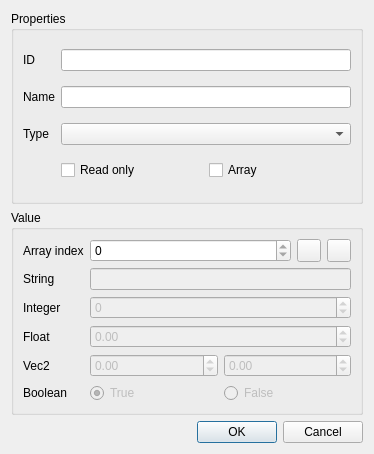
ensisoft/detonator, file editor/gui/dlgscriptvar.ui: the form before one commit.
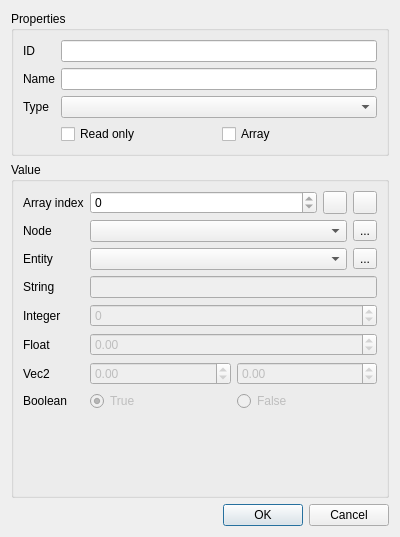
The form after the commit. Icons and pictures are not drawn.

Diff of the .ui file:
```diff
--- a/editor/gui/dlgscriptvar.ui
+++ b/editor/gui/dlgscriptvar.ui
@@ -6,10 +6,16 @@
    <rect>
     <x>0</x>
     <y>0</y>
-    <width>374</width>
-    <height>454</height>
+    <width>400</width>
+    <height>537</height>
    </rect>
   </property>
+  <property name="minimumSize">
+   <size>
+    <width>400</width>
+    <height>0</height>
+   </size>
+  </property>
   <property name="windowTitle">
    <string>Script Variable</string>
   </property>
@@ -81,20 +87,137 @@
       <string>Value</string>
      </property>
      <layout class="QGridLayout" name="gridLayout">
+      <item row="0" column="2">
+       <layout class="QHBoxLayout" name="horizontalLayout_3">
+        <item>
+         <widget class="QSpinBox" name="index">
+          <property name="maximum">
+           <number>0</number>
+          </property>
+         </widget>
+        </item>
+        <item>
+         <widget class="QToolButton" name="btnAdd">
+          <property name="text">
+           <string/>
+          </property>
+          <property name="icon">
+           <iconset resource="../resource/resource.qrc">
+            <normaloff>:/16x16_ico_png/add.png</normaloff>:/16x16_ico_png/add.png</iconset>
+          </property>
+         </widget>
+        </item>
+        <item>
+         <widget class="QToolButton" name="btnDel">
+          <property name="text">
+           <string/>
+          </property>
+          <property name="icon">
+           <iconset resource="../resource/resource.qrc">
+            <normaloff>:/16x16_ico_png/delete.png</normaloff>:/16x16_ico_png/delete.png</iconset>
+          </property>
+         </widget>
+        </item>
+       </layout>
+      </item>
+      <item row="3" column="2">
+       <widget class="QLineEdit" name="strValue">
+        <property name="enabled">
+         <bool>false</bool>
+        </property>
+       </widget>
+      </item>
+      <item row="1" column="0">
+       <widget class="QLabel" name="lblEntityNode">
+        <property name="text">
+         <string>Node</string>
+        </property>
+       </widget>
+      </item>
+      <item row="2" column="0">
+       <widget class="QLabel" name="lblEntity">
+        <property name="text">
+         <string>Entity</string>
+        </property>
+       </widget>
+      </item>
+      <item row="7" column="0">
+       <widget class="QLabel" name="lblBool">
+        <property name="text">
+         <string>Boolean</string>
+        </property>
+       </widget>
+      </item>
+      <item row="0" column="0">
+       <widget class="QLabel" name="lblIndex">
+        <property name="text">
+         <string>Array index</string>
+        </property>
+       </widget>
+      </item>
       <item row="4" column="0">
+       <widget class="QLabel" name="lblInteger">
+        <property name="text">
+         <string>Integer</string>
+        </property>
+       </widget>
+      </item>
+      <item row="3" column="0">
+       <widget class="QLabel" name="lblString">
+        <property name="text">
+         <string>String</string>
+        </property>
+       </widget>
+      </item>
+      <item row="6" column="0">
        <widget class="QLabel" name="lblVec2">
         <property name="text">
          <string>Vec2</string>
         </property>
        </widget>
       </item>
+      <item row="5" column="0">
+       <widget class="QLabel" name="lblFloat">
+        <property name="text">
+         <string>Float</string>
+        </property>
+       </widget>
+      </item>
       <item row="5" column="2">
+       <widget class="QDoubleSpinBox" name="floatValue">
+        <property name="enabled">
+         <bool>false</bool>
+        </property>
+        <property name="sizePolicy">
+         <sizepolicy hsizetype="Expanding" vsizetype="Fixed">
+          <horstretch>0</horstretch>
+          <verstretch>0</verstretch>
+         </sizepolicy>
+        </property>
+        <property name="minimum">
+         <double>-1000000.000000000000000</double>
+        </property>
+        <property name="maximum">
+         <double>1000000.000000000000000</double>
+        </property>
+        <property name="stepType">
+         <enum>QAbstractSpinBox::AdaptiveDecimalStepType</enum>
+        </property>
+       </widget>
+      </item>
+      <item row="7" column="2">
        <layout class="QHBoxLayout" name="horizontalLayout_5">
         <item>
          <widget class="QRadioButton" name="boolValueTrue">
           <property name="enabled">
            <bool>false</bool>
           </property>
+          <property name="sizePolicy">
+           <sizepolicy hsizetype="Expanding" vsizetype="Fixed">
+            <horstretch>0</horstretch>
+            <verstretch>0</verstretch>
+           </sizepolicy>
+          </property>
           <property name="text">
            <string>True</string>
           </property>
@@ -108,6 +231,12 @@
           <property name="enabled">
            <bool>false</bool>
           </property>
+          <property name="sizePolicy">
+           <sizepolicy hsizetype="Expanding" vsizetype="Fixed">
+            <horstretch>0</horstretch>
+            <verstretch>0</verstretch>
+           </sizepolicy>
+          </property>
           <property name="text">
            <string>False</string>
           </property>
@@ -115,48 +244,19 @@
         </item>
        </layout>
       </item>
-      <item row="5" column="0">
-       <widget class="QLabel" name="lblBool">
-        <property name="text">
-         <string>Boolean</string>
-        </property>
-       </widget>
-      </item>
-      <item row="1" column="0">
-       <widget class="QLabel" name="lblString">
-        <property name="text">
-         <string>String</string>
-        </property>
-       </widget>
-      </item>
-      <item row="2" column="0">
-       <widget class="QLabel" name="lblInteger">
-        <property name="text">
-         <string>Integer</string>
-        </property>
-       </widget>
-      </item>
-      <item row="3" column="0">
-       <widget class="QLabel" name="lblFloat">
-        <property name="text">
-         <string>Float</string>
-        </property>
-       </widget>
-      </item>
-      <item row="1" column="2">
-       <widget class="QLineEdit" name="strValue">
-        <property name="enabled">
-         <bool>false</bool>
-        </property>
-       </widget>
-      </item>
-      <item row="4" column="2">
+      <item row="6" column="2">
        <layout class="QHBoxLayout" name="horizontalLayout_4">
         <item>
          <widget class="QDoubleSpinBox" name="vec2ValueX">
           <property name="enabled">
            <bool>false</bool>
           </property>
+          <property name="sizePolicy">
+           <sizepolicy hsizetype="Expanding" vsizetype="Fixed">
+            <horstretch>0</horstretch>
+            <verstretch>0</verstretch>
+           </sizepolicy>
+          </property>
           <property name="minimum">
            <double>-1000000.000000000000000</double>
           </property>
@@ -173,6 +273,12 @@
           <property name="enabled">
            <bool>false</bool>
           </property>
+          <property name="sizePolicy">
+           <sizepolicy hsizetype="Expanding" vsizetype="Fixed">
+            <horstretch>0</horstretch>
+            <verstretch>0</verstretch>
+           </sizepolicy>
+          </property>
           <property name="buttonSymbols">
            <enum>QAbstractSpinBox::UpDownArrows</enum>
           </property>
@@ -189,27 +295,17 @@
         </item>
        </layout>
       </item>
-      <item row="3" column="2">
-       <widget class="QDoubleSpinBox" name="floatValue">
-        <property name="enabled">
-         <bool>false</bool>
-        </property>
-        <property name="minimum">
-         <double>-1000000.000000000000000</double>
-        </property>
-        <property name="maximum">
-         <double>1000000.000000000000000</double>
-        </property>
-        <property name="stepType">
-         <enum>QAbstractSpinBox::AdaptiveDecimalStepType</enum>
-        </property>
-       </widget>
-      </item>
-      <item row="2" column="2">
+      <item row="4" column="2">
        <widget class="QSpinBox" name="intValue">
         <property name="enabled">
          <bool>false</bool>
         </property>
+        <property name="sizePolicy">
+         <sizepolicy hsizetype="Expanding" vsizetype="Fixed">
+          <horstretch>0</horstretch>
+          <verstretch>0</verstretch>
+         </sizepolicy>
+        </property>
         <property name="minimum">
          <number>-10000000</number>
         </property>
@@ -221,41 +317,88 @@
         </property>
        </widget>
       </item>
-      <item row="0" column="0">
-       <widget class="QLabel" name="lblIndex">
-        <property name="text">
-         <string>Array index</string>
+      <item row="8" column="2">
+       <spacer name="verticalSpacer">
+        <property name="orientation">
+         <enum>Qt::Vertical</enum>
         </property>
-       </widget>
+        <property name="sizeHint" stdset="0">
+         <size>
+          <width>20</width>
+          <height>40</height>
+         </size>
+        </property>
+       </spacer>
       </item>
-      <item row="0" column="2">
-       <layout class="QHBoxLayout" name="horizontalLayout_3">
+      <item row="1" column="2">
+       <layout class="QHBoxLayout" name="horizontalLayout_6">
         <item>
-         <widget class="QSpinBox" name="index">
-          <property name="maximum">
-           <number>0</number>
+         <widget class="QComboBox" name="cmbEntityNodeRef">
+          <property name="sizePolicy">
+           <sizepolicy hsizetype="Expanding" vsizetype="Fixed">
+            <horstretch>0</horstretch>
+            <verstretch>0</verstretch>
+           </sizepolicy>
           </property>
+          <property name="placeholderText">
+           <string>Nil</string>
+          </property>
          </widget>
         </item>
         <item>
-         <widget class="QToolButton" name="btnAdd">
+         <widget class="QToolButton" name="btnResetNodeRef">
+          <property name="toolTip">
+           <string>Reset entity node reference to nil</string>
+          </property>
           <property name="text">
-           <string/>
+           <string>...</string>
           </property>
           <property name="icon">
            <iconset resource="../resource/resource.qrc">
             <normaloff>:/16x16_ico_png/add.png</normaloff>:/16x16_ico_png/add.png</iconset>
           </property>
+          <property name="autoRaise">
+           <bool>false</bool>
+          </property>
+          <property name="arrowType">
+           <enum>Qt::NoArrow</enum>
+          </property>
          </widget>
         </item>
+       </layout>
+      </item>
+      <item row="2" column="2">
+       <layout class="QHBoxLayout" name="horizontalLayout_7">
         <item>
-         <widget class="QToolButton" name="btnDel">
+         <widget class="QComboBox" name="cmbEntityRef">
+          <property name="sizePolicy">
+           <sizepolicy hsizetype="Expanding" vsizetype="Fixed">
+            <horstretch>0</horstretch>
+            <verstretch>0</verstretch>
+           </sizepolicy>
+          </property>
+          <property name="placeholderText">
+           <string>Nil</string>
+          </property>
+         </widget>
+        </item>
+        <item>
+         <widget class="QToolButton" name="btnResetEntityRef">
+          <property name="toolTip">
+           <string>Reset entity reference to nil</string>
+          </property>
           <property name="text">
-           <string/>
+           <string>...</string>
           </property>
           <property name="icon">
            <iconset resource="../resource/resource.qrc">
-            <normaloff>:/16x16_ico_png/delete.png</normaloff>:/16x16_ico_png/delete.png</iconset>
+            <normaloff>:/16x16_ico_png/reset.png</normaloff>:/16x16_ico_png/reset.png</iconset>
+          </property>
+          <property name="autoRaise">
+           <bool>false</bool>
+          </property>
+          <property name="arrowType">
+           <enum>Qt::NoArrow</enum>
           </property>
          </widget>
         </item>
```
Left out of the diff: 6 changed lines with no effect on the pictures.
